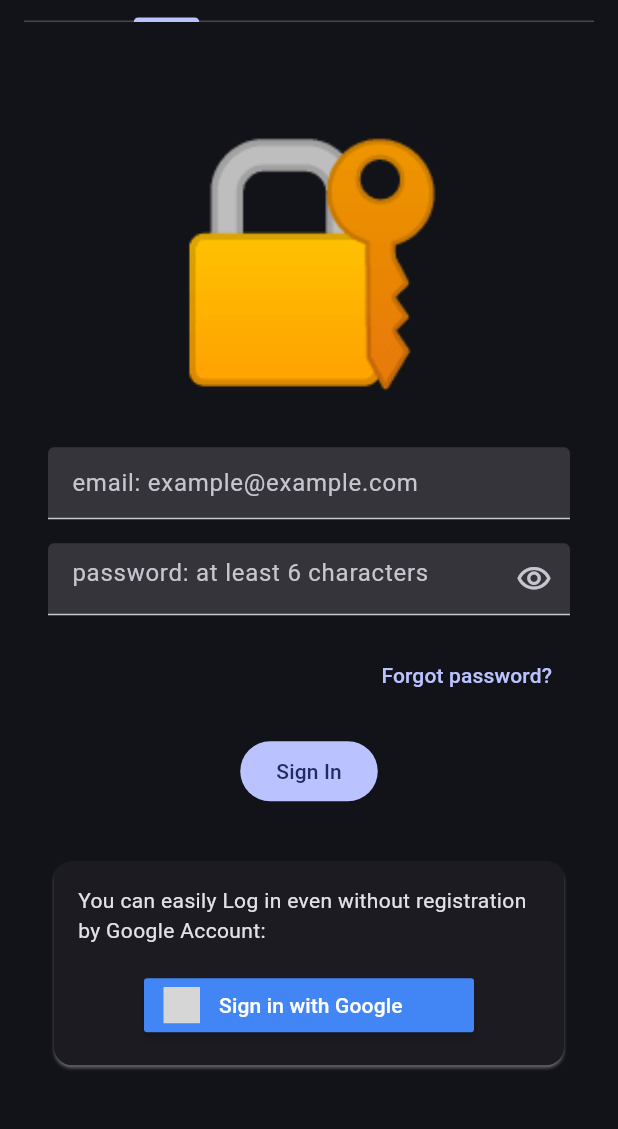
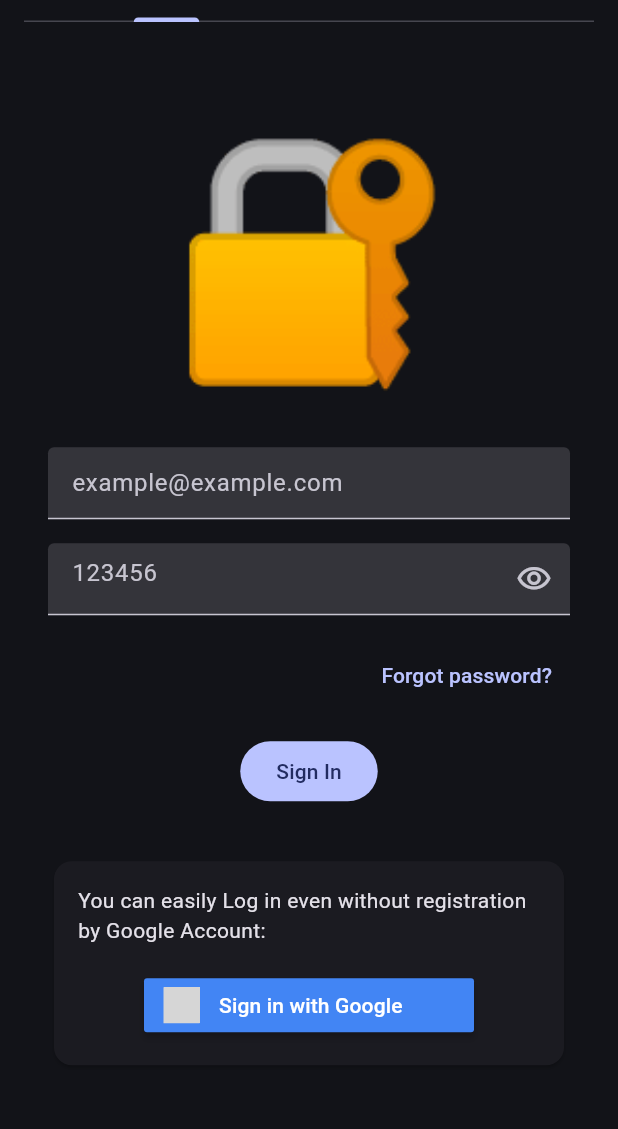
Before and after one commit to azzayatss/cheapp_and_tasty, a Flutter app: the screen it shows after launch, on a phone screen of 412 x 824 dp, the part 74-1203 px from its top. Run offline on Flutter 3.47's test engine with Material 2 defaults, Android fonts, the phone set to English and light mode, and no system bars; drawn by our look-alikes of loader_overlay; our stand-ins replace firebase_auth, firebase_core, flutter_hooks, flutter_signin_button, go_router, google_sign_in and 2 more; accounts and stored records are empty; generated files the repository leaves out were written again; grey boxes are pictures that could not be loaded.

Commit message:
refactor: app theme

```diff
--- a/lib/app.dart
+++ b/lib/app.dart
@@ -1,4 +1,5 @@
 import 'package:cheapp_and_tasty/config/router/go_router_config.dart';
+import 'package:cheapp_and_tasty/config/theme.dart';
 import 'package:flutter/material.dart';
 import 'package:hooks_riverpod/hooks_riverpod.dart';
 
@@ -8,11 +9,7 @@ class MyApp extends ConsumerWidget {
   @override
   Widget build(BuildContext context, WidgetRef ref) {
     return MaterialApp.router(
-      theme: ThemeData(
-        colorSchemeSeed: Colors.indigoAccent,
-        useMaterial3: true,
-        brightness: Brightness.dark,
-      ),
+      theme: AppTheme().themeData,
       routerConfig: ref.watch(routerProvider),
     );
   }
--- a/lib/config/app_strings.dart
+++ b/lib/config/app_strings.dart
@@ -4,8 +4,8 @@ class AppStrings {
       'Receive emails from cheApp and tasty team?';
   static const String signIn = 'Sign In';
   static const String signUp = 'Sign Up';
-  static const String emailFormHint = 'email: example@example.com';
-  static const String passwordFormHint = 'password: at least 6 characters';
+  static const String emailFormHint = 'example@example.com';
+  static const String passwordFormHint = '123456';
   static const String nameFormHint = 'name: Peter';
   static const String surnameFormHint = 'surname: Parker';
   static const String signInEmoji = '🔐';
--- a/lib/config/router/go_router_config.dart
+++ b/lib/config/router/go_router_config.dart
@@ -11,6 +11,7 @@ GoRouter router(RouterRef ref) {
   return GoRouter(
     routes: [
       GoRoute(
+        // '/'
         path: HomeScreen.route,
         builder: (context, state) => const HomeScreen(),
       ),
--- /dev/null
+++ b/lib/config/theme.dart
@@ -0,0 +1,14 @@
+import 'package:flutter/material.dart';
+
+class AppTheme {
+  ThemeData get themeData {
+    return ThemeData(
+      colorSchemeSeed: Colors.indigoAccent,
+      useMaterial3: true,
+      brightness: Brightness.dark,
+      inputDecorationTheme: const InputDecorationTheme(
+        filled: true,
+      ),
+    );
+  }
+}
--- a/lib/features/auth/widgets/google_sign_in_card.dart
+++ b/lib/features/auth/widgets/google_sign_in_card.dart
@@ -12,7 +12,6 @@ class GoogleSignInCard extends ConsumerWidget {
   Widget build(BuildContext context, WidgetRef ref) {
     final provider = ref.read(signInControllerProvider.notifier);
     return Card(
-      shadowColor: Colors.white,
       child: Padding(
         padding: const EdgeInsets.all(AppLayouts.defaultPadding),
         child: Column(
--- a/lib/features/auth/widgets/reset_password_dialog.dart
+++ b/lib/features/auth/widgets/reset_password_dialog.dart
@@ -40,7 +40,6 @@ class ResetPasswordDialog extends HookWidget {
           TextFormField(
             controller: emailController,
             decoration: const InputDecoration(
-              filled: true,
               hintText: AppStrings.emailFormHint,
             ),
             keyboardType: TextInputType.emailAddress,
--- a/lib/features/auth/widgets/sign_in_form.dart
+++ b/lib/features/auth/widgets/sign_in_form.dart
@@ -6,7 +6,6 @@ import 'package:cheapp_and_tasty/features/auth/widgets/reset_password_dialog.dar
 import 'package:flutter/material.dart';
 import 'package:flutter_hooks/flutter_hooks.dart';
 import 'package:hooks_riverpod/hooks_riverpod.dart';
-import 'package:loader_overlay/loader_overlay.dart';
 
 class SignInForm extends HookWidget {
   const SignInForm({super.key});
@@ -16,9 +15,7 @@ class SignInForm extends HookWidget {
     final emailController = useTextEditingController();
     final passwordController = useTextEditingController();
     final obscureText = useState(true);
-    return LoaderOverlay(
-      overlayOpacity: 0.2,
-      child: SafeArea(
+    return SafeArea(
       child: Padding(
         padding: const EdgeInsets.all(AppLayouts.defaultPadding),
         child: SingleChildScrollView(
@@ -37,7 +34,6 @@ class SignInForm extends HookWidget {
               TextFormField(
                 controller: emailController,
                 decoration: const InputDecoration(
-                    filled: true,
                   hintText: AppStrings.emailFormHint,
                 ),
                 keyboardType: TextInputType.emailAddress,
@@ -49,7 +45,6 @@ class SignInForm extends HookWidget {
                 controller: passwordController,
                 obscureText: obscureText.value,
                 decoration: InputDecoration(
-                    filled: true,
                   hintText: AppStrings.passwordFormHint,
                   suffixIcon: IconButton(
                     icon: Icon(
@@ -97,7 +92,6 @@ class SignInForm extends HookWidget {
           ),
         ),
       ),
-      ),
     );
   }
 
--- a/lib/features/auth/widgets/sign_up_form.dart
+++ b/lib/features/auth/widgets/sign_up_form.dart
@@ -5,7 +5,6 @@ import 'package:cheapp_and_tasty/features/auth/widgets/google_sign_in_card.dart'
 import 'package:flutter/material.dart';
 import 'package:flutter_hooks/flutter_hooks.dart';
 import 'package:hooks_riverpod/hooks_riverpod.dart';
-import 'package:loader_overlay/loader_overlay.dart';
 
 class SignUpForm extends HookWidget {
   const SignUpForm({super.key});
@@ -17,9 +16,7 @@ class SignUpForm extends HookWidget {
     final obscureText = useState(true);
     final termsAndConditions = useState(true);
     final newsSubscription = useState(true);
-    return LoaderOverlay(
-      overlayOpacity: 0.2,
-      child: SafeArea(
+    return SafeArea(
       child: Padding(
         padding: const EdgeInsets.all(AppLayouts.defaultPadding),
         child: SingleChildScrollView(
@@ -38,7 +35,6 @@ class SignUpForm extends HookWidget {
               TextFormField(
                 controller: emailController,
                 decoration: const InputDecoration(
-                    filled: true,
                   hintText: AppStrings.emailFormHint,
                 ),
                 keyboardType: TextInputType.emailAddress,
@@ -50,7 +46,6 @@ class SignUpForm extends HookWidget {
                 controller: passwordController,
                 obscureText: obscureText.value,
                 decoration: InputDecoration(
-                    filled: true,
                   hintText: AppStrings.passwordFormHint,
                   suffixIcon: IconButton(
                     icon: Icon(
@@ -103,9 +98,7 @@ class SignUpForm extends HookWidget {
                     onPressed: signUpProcess.isLoading
                         ? null
                         : () {
-                              ref
-                                  .read(signInControllerProvider.notifier)
-                                  .signUp(
+                            ref.read(signInControllerProvider.notifier).signUp(
                                   emailController.text,
                                   passwordController.text,
                                   context,
@@ -123,7 +116,6 @@ class SignUpForm extends HookWidget {
           ),
         ),
       ),
-      ),
     );
   }
 }
--- a/lib/screens/auth_gate_screen.dart
+++ b/lib/screens/auth_gate_screen.dart
@@ -4,7 +4,6 @@ import 'package:cheapp_and_tasty/features/auth/widgets/sign_in_form.dart';
 import 'package:cheapp_and_tasty/features/auth/widgets/sign_up_form.dart';
 import 'package:flutter/material.dart';
 import 'package:flutter_hooks/flutter_hooks.dart';
-import 'package:loader_overlay/loader_overlay.dart';
 
 class AuthGateScreen extends HookWidget {
   const AuthGateScreen({super.key});
@@ -13,9 +12,7 @@ class AuthGateScreen extends HookWidget {
 
   @override
   Widget build(BuildContext context) {
-    return const LoaderOverlay(
-      overlayOpacity: 0.2,
-      child: Scaffold(
+    return const Scaffold(
       body: SafeArea(
         child: Padding(
           padding: EdgeInsets.all(AppLayouts.defaultPadding),
@@ -43,7 +40,6 @@ class AuthGateScreen extends HookWidget {
           ),
         ),
       ),
-      ),
     );
   }
 }
```
Lines whose indentation alone changed are shown as unchanged.
